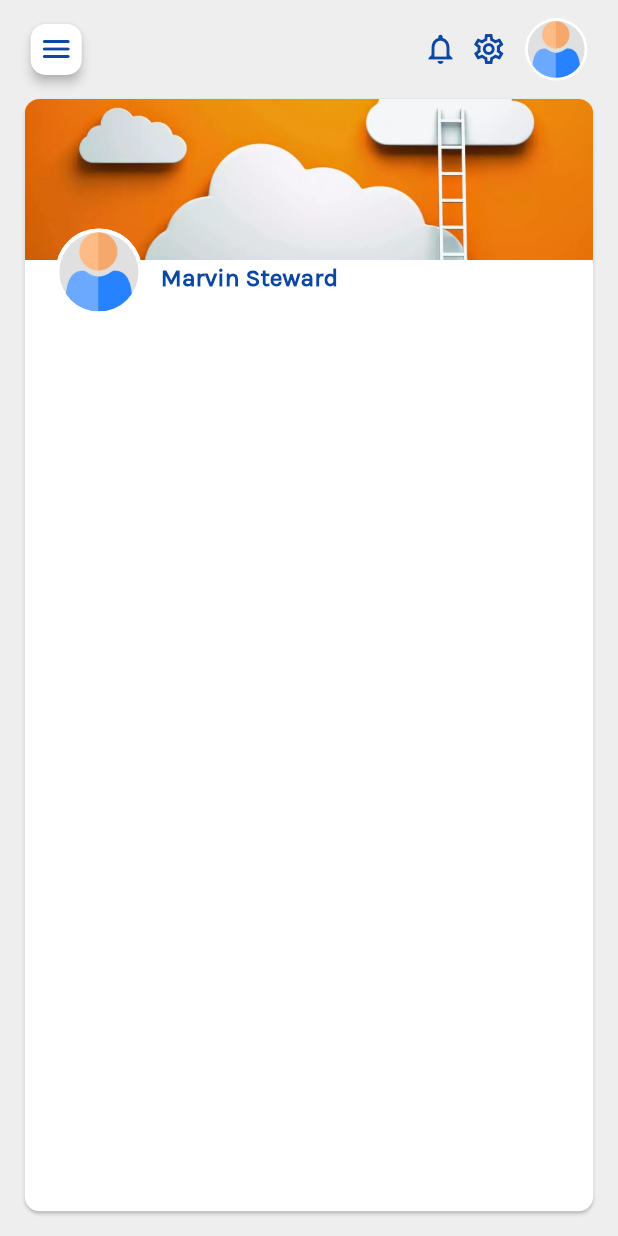
After one commit to tazsid/Test-App-New, a Flutter app: the screen it shows after launch, on a phone screen of 412 x 824 dp. The commit adds this screen. Run offline on Flutter 3.47's test engine with Material 2 defaults, Android fonts, the phone set to English and light mode, and no system bars; our stand-ins replace flutter_svg, get, get_storage.

Commit message:
Updated code

```diff
--- a/lib/main.dart
+++ b/lib/main.dart
@@ -18,7 +18,7 @@ void main() async {
       theme: ThemeData(
           fontFamily: 'Karla', primaryColor: CustomColors.primaryColor),
       debugShowCheckedModeBanner: false,
-      initialRoute: Routes.login,
+      initialRoute: Routes.home,
       //Uncomment for session
       // initialRoute: GetStorage().read(Constants.isLoggedIn) == null
       //     ? Routes.login
--- a/lib/routes/route_generator.dart
+++ b/lib/routes/route_generator.dart
@@ -3,6 +3,7 @@ import 'package:flutter/material.dart';
 import 'package:flutter/services.dart';
 import 'package:test_app/routes/routes.dart';
 import 'package:test_app/views/dashboard.dart';
+import 'package:test_app/views/home.dart';
 import 'package:test_app/views/sign_up.dart';
 import 'package:test_app/views/login.dart';
 
@@ -17,8 +18,11 @@ class RouteGenerator {
       case Routes.dashboard:
         return CupertinoPageRoute(
             settings: settings, builder: (context) => Dashboard());
+      case Routes.home:
+        return CupertinoPageRoute(
+            settings: settings, builder: (context) => Home());
       default:
-        // return _errorRoute();
+      // return _errorRoute();
     }
   }
 
--- a/lib/routes/routes.dart
+++ b/lib/routes/routes.dart
@@ -2,4 +2,5 @@ class Routes {
   static const String login = '/login';
   static const String signup = '/signup';
   static const String dashboard = '/dashboard';
+  static const String home = '/home';
 }
--- /dev/null
+++ b/lib/views/home.dart
@@ -0,0 +1,169 @@
+import 'dart:ui';
+
+import 'package:flutter/cupertino.dart';
+import 'package:flutter/material.dart';
+import 'package:flutter_svg/flutter_svg.dart';
+import 'package:get/get.dart';
+import 'package:test_app/common/colors.dart';
+import 'package:test_app/common/size_config.dart';
+import 'package:test_app/common/utils.dart';
+
+class Home extends StatefulWidget {
+  @override
+  _HomeState createState() => _HomeState();
+}
+
+class _HomeState extends State<Home> {
+  @override
+  void dispose() {
+    super.dispose();
+  }
+
+  @override
+  Widget build(BuildContext context) {
+    SizeConfig().init(context);
+
+    return WillPopScope(
+      onWillPop: () {
+        return Utils.onWillPop(context);
+      },
+      child: Scaffold(
+          backgroundColor: Colors.grey.shade200,
+          body: SafeArea(
+            child: Column(
+              children: [
+                // height: AppBar().preferredSize.height * 1.5,
+                Container(
+                  padding: EdgeInsets.only(
+                      left: SizeConfig.screenWidth * 0.04,
+                      top: SizeConfig.screenHeight * 0.01,
+                      bottom: SizeConfig.screenHeight * 0.01,
+                      right: SizeConfig.screenWidth * 0.04),
+                  child: Row(children: [
+                    Card(
+                      elevation: 3,
+                      shape: const RoundedRectangleBorder(
+                          borderRadius: BorderRadius.all(Radius.circular(10))),
+                      child: Padding(
+                        padding: const EdgeInsets.all(5.0),
+                        child: Icon(Icons.menu_rounded,
+                            color: Colors.blue.shade900),
+                      ),
+                    ),
+                    const Spacer(),
+                    Icon(Icons.notifications_none_outlined,
+                        color: Colors.blue.shade900),
+                    SizedBox(
+                      width: SizeConfig.screenHeight * 0.01,
+                    ),
+                    Icon(Icons.settings_outlined, color: Colors.blue.shade900),
+                    SizedBox(
+                      width: SizeConfig.screenHeight * 0.01,
+                    ),
+                    SizedBox(
+                        height: SizeConfig.screenHeight * 0.06,
+                        width: SizeConfig.screenHeight * 0.06,
+                        child: Card(
+                          shape: const CircleBorder(),
+                          clipBehavior: Clip.antiAlias,
+                          elevation: 0,
+                          child: CircleAvatar(
+                            radius: SizeConfig.screenHeight * 0.06,
+                            backgroundColor: Colors.white,
+                            child: CircleAvatar(
+                              radius: SizeConfig.screenHeight * 0.023,
+                              backgroundColor: Colors.grey[300],
+                              backgroundImage:
+                                  const AssetImage('assets/png/user.png'),
+                            ),
+                          ),
+                        )),
+                  ]),
+                ),
+                Expanded(
+                    child: Card(
+                        clipBehavior: Clip.antiAlias,
+                        shape: const RoundedRectangleBorder(
+                            borderRadius:
+                                BorderRadius.all(Radius.circular(10))),
+                        margin: EdgeInsets.only(
+                            left: SizeConfig.screenWidth * 0.04,
+                            bottom: SizeConfig.screenWidth * 0.04,
+                            right: SizeConfig.screenWidth * 0.04),
+                        child: Column(
+                          children: [
+                            Stack(
+                              children: [
+                                Image.asset(
+                                  'assets/png/cover.png',
+                                  fit: BoxFit.cover,
+                                  width: double.infinity,
+                                  height: SizeConfig.screenHeight * 0.13,
+                                ),
+                                Container(
+                                    margin: EdgeInsets.only(
+                                        left: SizeConfig.screenWidth * 0.04,
+                                        top: SizeConfig.screenHeight * 0.1),
+                                    child: Row(
+                                      children: [
+                                        SizedBox(
+                                          height:
+                                              SizeConfig.screenHeight * 0.08,
+                                          width: SizeConfig.screenHeight * 0.08,
+                                          child: Card(
+                                            shape: const CircleBorder(),
+                                            clipBehavior: Clip.antiAlias,
+                                            elevation: 0,
+                                            child: CircleAvatar(
+                                              radius: SizeConfig.screenHeight *
+                                                  0.08,
+                                              backgroundColor: Colors.white,
+                                              child: CircleAvatar(
+                                                radius:
+                                                    SizeConfig.screenHeight *
+                                                        0.032,
+                                                backgroundColor:
+                                                    Colors.grey[300],
+                                                backgroundImage:
+                                                    const AssetImage(
+                                                        'assets/png/user.png'),
+                                              ),
+                                            ),
+                                          ),
+                                        ),
+                                        // SizedBox(
+                                        //     width:
+                                        //         SizeConfig.screenHeight * 0.01),
+                                        Padding(
+                                          padding: EdgeInsets.only(
+                                              top: SizeConfig.screenHeight *
+                                                  0.01,
+                                              left: SizeConfig.screenHeight *
+                                                  0.01,
+                                              right: SizeConfig.screenHeight *
+                                                  0.01),
+                                          child: Column(
+                                            children: [
+                                              Utils.textView(
+                                                  text: 'Marvin Steward',
+                                                  textColor:
+                                                      Colors.blue.shade900,
+                                                  fontSize: SizeConfig
+                                                          .blockSizeVertical *
+                                                      2.0,
+                                                  fontWeight: FontWeight.bold)
+                                            ],
+                                          ),
+                                        )
+                                      ],
+                                    ))
+                              ],
+                            )
+                          ],
+                        )))
+              ],
+            ),
+          )),
+    );
+  }
+}
```
Also changed, not shown: assets/fonts/menu.svg (deleted), assets/png/cover.png (added), assets/png/user.png (added).
